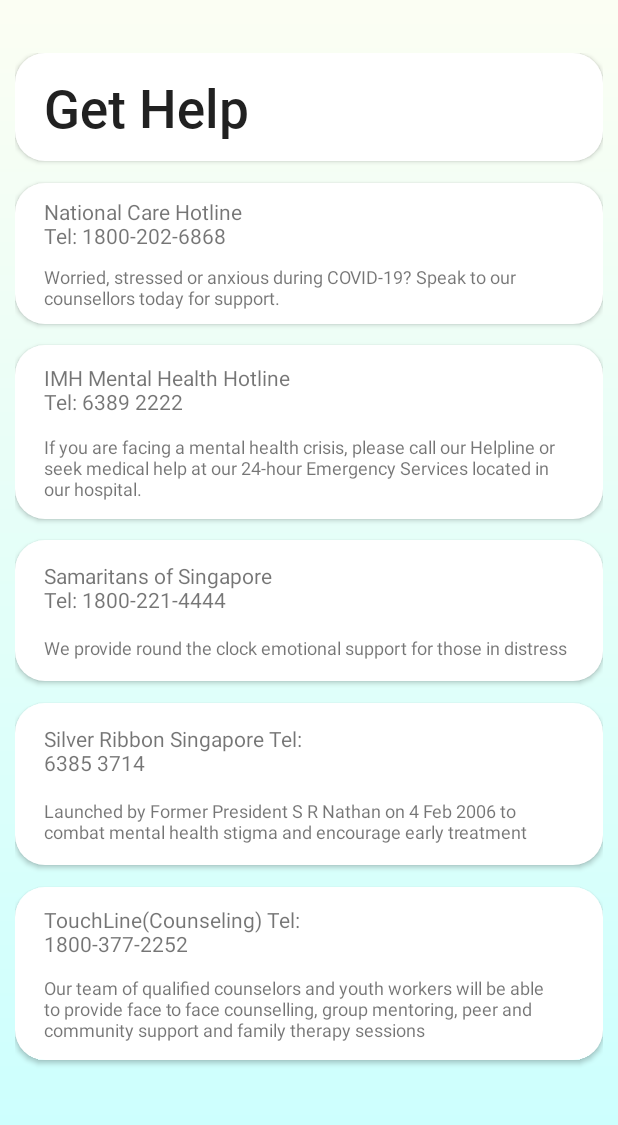
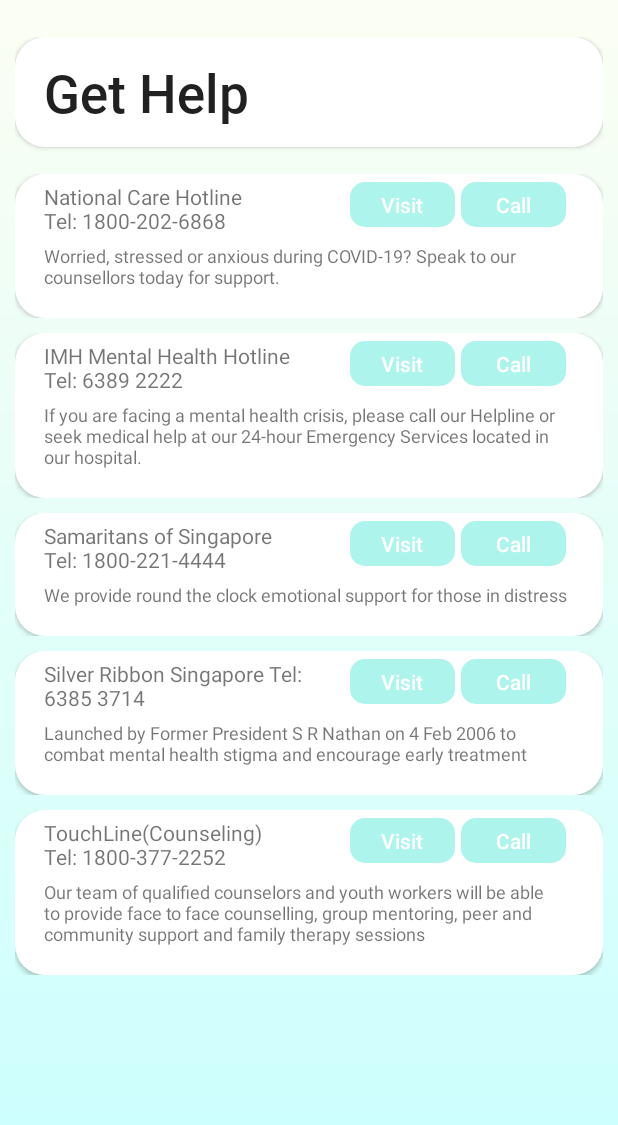
Before and after one commit to lmheng/ADProject-Android-Component, an Android app: the MainActivity screen opened directly, with no data from a screen before it, after a tap on an icon or button, on a phone screen of 412 x 824 dp, the part 85-1210 px from its top. Run offline under Robolectric (Android 15) with nearby library versions, the phone set to English and light mode, and no system bars; Roboto replaces fonts that are not available here.

```diff
--- a/app/src/main/AndroidManifest.xml
+++ b/app/src/main/AndroidManifest.xml
@@ -14,7 +14,8 @@
         android:supportsRtl="true"
         android:theme="@style/CustomTheme"
         android:usesCleartextTraffic="true">
-        <activity android:name=".SettingsActivity"></activity>
+        <activity android:name=".GetHelpList" />
+        <activity android:name=".SettingsActivity" />
         <activity android:name=".EditUserActivity" />
         <activity android:name=".BaseActivity" />
         <activity android:name=".GetHelpView" />
--- /dev/null
+++ b/app/src/main/java/sg/edu/iss/mindmatters/GetHelpAdapter.java
@@ -0,0 +1,80 @@
+package sg.edu.iss.mindmatters;
+
+import androidx.annotation.NonNull;
+import androidx.appcompat.app.AppCompatActivity;
+
+import android.app.Activity;
+import android.content.Context;
+import android.content.Intent;
+import android.net.Uri;
+import android.os.Bundle;
+import android.view.LayoutInflater;
+import android.view.View;
+import android.view.ViewGroup;
+import android.widget.ArrayAdapter;
+import android.widget.Button;
+import android.widget.ImageView;
+import android.widget.TextView;
+
+import org.w3c.dom.Text;
+
+public class GetHelpAdapter extends ArrayAdapter {
+
+    private final Context context;
+
+    protected int[] fnames, description;
+    protected String[] phone, externalURL;
+
+    public static final String EXTERNAL_URL = "externalUrl";
+
+    public GetHelpAdapter(Context context, int resId){
+        super(context, resId);
+        this.context = context;
+    }
+
+    public void setData(int[] fnames, int[] description, String[] phone, String[] externalURL){
+        this.fnames = fnames;
+        this.description = description;
+        this.phone = phone;
+        this.externalURL = externalURL;
+
+        for(int i = 0; i < fnames.length; i++){
+            add(null);
+        }
+    }
+
+    public View getView(int pos, View view, @NonNull ViewGroup parent) {
+
+        if (view == null) {
+            LayoutInflater inflater = (LayoutInflater) context.getSystemService(
+                    Activity.LAYOUT_INFLATER_SERVICE);
+            view = inflater.inflate(R.layout.get_help_list_row, parent, false);
+        }
+
+            TextView name = view.findViewById(R.id.gethelp_name);
+            name.setText(fnames[pos]);
+
+            TextView desc = view.findViewById(R.id.gethelp_description);
+            desc.setText(description[pos]);
+
+        Button call = view.findViewById(R.id.call);
+        call.setOnClickListener(v -> {
+            Intent intent2 = new Intent(Intent.ACTION_DIAL);
+            intent2.setData(Uri.parse(phone[pos]));
+            context.startActivity(intent2);
+        });
+
+        Button visit = view.findViewById(R.id.visit);
+        visit.setOnClickListener(v -> launchExternalPage(externalURL[pos]));
+
+        return view;
+    }
+
+    void launchExternalPage(String externalUrl) {
+        Intent intent = new Intent(context, GetHelpView.class);
+        intent.putExtra(EXTERNAL_URL, externalUrl);
+        context.startActivity(intent);
+
+    }
+
+}
--- /dev/null
+++ b/app/src/main/java/sg/edu/iss/mindmatters/GetHelpList.java
@@ -0,0 +1,53 @@
+package sg.edu.iss.mindmatters;
+
+import androidx.appcompat.app.AppCompatActivity;
+
+import android.content.Intent;
+import android.net.Uri;
+import android.os.Bundle;
+import android.view.View;
+import android.widget.AdapterView;
+import android.widget.Button;
+import android.widget.ListView;
+import android.widget.TextView;
+
+public class GetHelpList extends BaseActivity implements AdapterView.OnItemClickListener{
+
+    private final int[] fnames = {
+    R.string.info_1, R.string.info_2, R.string.info_3, R.string.info_4, R.string.info_5
+    };
+    private final int[] description = {
+    R.string.description_1, R.string.description_2, R.string.description_3, R.string.description_4, R.string.description_5
+    };
+
+    public final String[] webURL = {"https://www.gov.sg/article/call-these-helplines-if-you-need-emotional-or-psychological-support",
+            "https://www.imh.com.sg/contact-us/", "https://www.sos.org.sg/contact-us", "https://www.silverribbonsingapore.com/counselling.html",
+            "https://www.touch.org.sg/about-touch/our-services/touch-cyber-wellness-homepage/contact-us"
+    };
+    public final String[] phone = {"tel:18002026868", "tel:63892222", "tel:18002214444", "tel:63853714", "tel:18003772252"};
+
+    @Override
+    protected void onCreate(Bundle savedInstanceState) {
+        super.onCreate(savedInstanceState);
+        setContentView(R.layout.get_help_list);
+
+        GetHelpAdapter adapter = new GetHelpAdapter(this, 0);
+        adapter.setData(fnames, description, phone, webURL);
+        ListView listView = findViewById(R.id.listView);
+        callCustomActionBar(GetHelpList.this,true);
+
+        if (listView != null) {
+            listView.setAdapter(adapter);
+            listView.setOnItemClickListener(this);
+        }
+
+    }
+
+    @Override
+    public void onItemClick(AdapterView<?> av,
+                            View v, int pos, long id) {
+
+    }
+
+
+}
--- a/app/src/main/java/sg/edu/iss/mindmatters/GetHelpView.java
+++ b/app/src/main/java/sg/edu/iss/mindmatters/GetHelpView.java
@@ -20,7 +20,7 @@ public class GetHelpView extends AppCompatActivity {
     @Override
     protected void onCreate(Bundle savedInstanceState) {
         super.onCreate(savedInstanceState);
-        setContentView(R.layout.activity_quiz);
+        setContentView(R.layout.webview);
         getSupportActionBar().setDisplayOptions(ActionBar.DISPLAY_SHOW_HOME);
 
         // Get the Intent that started this activity and extract the string
--- a/app/src/main/java/sg/edu/iss/mindmatters/MainActivity.java
+++ b/app/src/main/java/sg/edu/iss/mindmatters/MainActivity.java
@@ -63,7 +63,7 @@ public class MainActivity extends BaseActivity implements View.OnClickListener {
             startActivity(intent);
         }
         else if(view.getId() == R.id.gethelp_button){
-            Intent intent = new Intent(this, GetHelp.class);
+            Intent intent = new Intent(this, GetHelpList.class);
             startActivity(intent);
         }
         else if(view.getId() == R.id.resource_btn) {
--- /dev/null
+++ b/app/src/main/res/layout/get_help_list.xml
@@ -0,0 +1,76 @@
+<?xml version="1.0" encoding="utf-8"?>
+<LinearLayout
+    xmlns:android="http://schemas.android.com/apk/res/android"
+    xmlns:app="http://schemas.android.com/apk/res-auto"
+    xmlns:tools="http://schemas.android.com/tools"
+    android:layout_width="match_parent"
+    android:layout_height="match_parent"
+    android:orientation="vertical"
+    android:paddingHorizontal="10dp"
+    android:weightSum="10"
+    android:background="@drawable/background"
+    tools:context=".GetHelpList">
+
+    <ImageView
+        android:layout_width="match_parent"
+        android:layout_height="0dp"
+        android:layout_weight="1"/>
+
+    <androidx.constraintlayout.widget.ConstraintLayout
+        android:layout_width="match_parent"
+        android:layout_height="0dp"
+        android:layout_weight="1"
+        android:layout_marginBottom="10dp"
+        tools:context=".GetHelp">
+
+        <androidx.constraintlayout.widget.Guideline
+            android:id="@+id/guide0"
+            android:layout_width="wrap_content"
+            android:layout_height="wrap_content"
+            android:orientation="horizontal"
+            app:layout_constraintGuide_percent=".9"/>
+
+        <androidx.constraintlayout.widget.Guideline
+            android:id="@+id/guideV0"
+            android:layout_width="wrap_content"
+            android:layout_height="wrap_content"
+            android:orientation="vertical"
+            app:layout_constraintGuide_percent=".05"/>
+
+        <ImageView
+            android:layout_width="0dp"
+            android:layout_height="0dp"
+            android:background="@drawable/dialogbox"
+            android:scaleType="fitXY"
+            app:layout_constraintTop_toTopOf="parent"
+            app:layout_constraintBottom_toTopOf="@id/guide0"
+            app:layout_constraintStart_toStartOf="parent"
+            app:layout_constraintEnd_toEndOf="parent"
+            android:elevation="2dp"
+            android:translationZ = "0dp"
+            />
+
+    <TextView
+        android:id="@+id/textView"
+        android:layout_width="wrap_content"
+        android:layout_height="wrap_content"
+        android:fontFamily="@font/roboto_medium"
+        android:text="Get Help"
+        android:textAppearance="@style/TextAppearance.AppCompat.Large"
+        android:textSize="35sp"
+        android:translationZ="3dp"
+        app:layout_constraintBottom_toTopOf="@+id/guide0"
+        app:layout_constraintStart_toStartOf="@id/guideV0"
+        app:layout_constraintTop_toTopOf="parent" />
+
+    </androidx.constraintlayout.widget.ConstraintLayout>
+
+    <ListView
+        android:id="@+id/listView"
+        android:layout_width="match_parent"
+        android:layout_height="0dp"
+        android:divider="@android:color/transparent"
+        android:dividerHeight="10dp"
+        android:layout_weight="8"/>
+
+</LinearLayout>
--- /dev/null
+++ b/app/src/main/res/layout/get_help_list_row.xml
@@ -0,0 +1,99 @@
+<?xml version="1.0" encoding="utf-8"?>
+<androidx.constraintlayout.widget.ConstraintLayout xmlns:android="http://schemas.android.com/apk/res/android"
+    xmlns:app="http://schemas.android.com/apk/res-auto"
+    android:layout_width="match_parent"
+    android:layout_height="match_parent"
+    android:orientation="horizontal"
+    >
+
+    <androidx.constraintlayout.widget.Guideline
+        android:id="@+id/guideV0"
+        android:layout_width="wrap_content"
+        android:layout_height="wrap_content"
+        android:orientation="vertical"
+        app:layout_constraintGuide_percent=".05" />
+
+    <androidx.constraintlayout.widget.Guideline
+        android:id="@+id/guideV1"
+        android:layout_width="wrap_content"
+        android:layout_height="wrap_content"
+        android:orientation="vertical"
+        app:layout_constraintGuide_percent=".95" />
+
+    <ImageView
+        android:id="@+id/box"
+        android:layout_width="0dp"
+        android:layout_height="0dp"
+        android:background="@drawable/dialogbox"
+        android:elevation="2dp"
+        android:translationZ="0dp"
+        app:layout_constraintBottom_toBottomOf="@id/gethelp_description"
+        app:layout_constraintEnd_toEndOf="parent"
+        app:layout_constraintStart_toStartOf="parent"
+        app:layout_constraintTop_toTopOf="parent" />
+
+    <androidx.appcompat.widget.AppCompatButton
+        android:id="@+id/visit"
+        android:layout_width="70dp"
+        android:layout_height="30dp"
+        android:layout_margin="5dp"
+        android:background="@drawable/rect"
+        android:foreground="?attr/selectableItemBackgroundBorderless"
+        android:text="@string/visit"
+        android:textAllCaps="false"
+        android:textColor="#FFFFFF"
+        android:translationZ="3dp"
+        app:layout_constraintBottom_toTopOf="@+id/textView2"
+        app:layout_constraintEnd_toEndOf="parent"
+        app:layout_constraintStart_toStartOf="parent"
+        app:layout_constraintHorizontal_bias="0.7"
+        app:layout_constraintTop_toTopOf="@id/box"
+        />
+
+    <androidx.appcompat.widget.AppCompatButton
+        android:id="@+id/call"
+        android:layout_width="70dp"
+        android:layout_height="30dp"
+        android:layout_margin="5dp"
+        android:background="@drawable/rect"
+        android:foreground="?attr/selectableItemBackgroundBorderless"
+        android:text="@string/call"
+        android:textAllCaps="false"
+        android:textColor="#FFFFFF"
+        android:translationZ="3dp"
+        app:layout_constraintBottom_toTopOf="@+id/textView2"
+        app:layout_constraintEnd_toEndOf="@id/guideV1"
+        app:layout_constraintTop_toTopOf="@id/box" />
+
+    <TextView
+        android:id="@+id/gethelp_name"
+        android:layout_width="200dp"
+        android:layout_height="wrap_content"
+        android:layout_marginVertical="5dp"
+        android:text="@string/info_1"
+        android:translationZ="3dp"
+        app:layout_constraintBottom_toTopOf="@+id/textView2"
+        app:layout_constraintStart_toStartOf="@id/guideV0"
+        app:layout_constraintTop_toTopOf="@id/box" />
+
+    <TextView
+        android:id="@+id/gethelp_description"
+        android:layout_width="0dp"
+        android:layout_height="wrap_content"
+        android:layout_marginVertical="5dp"
+        android:text="@string/description_1"
+        android:textSize="12sp"
+        android:translationZ="3dp"
+        app:layout_constraintEnd_toEndOf="@id/guideV1"
+        app:layout_constraintStart_toStartOf="@id/guideV0"
+        app:layout_constraintTop_toBottomOf="@id/gethelp_name"
+        android:paddingBottom="5dp"/>
+
+    <androidx.constraintlayout.widget.Guideline
+        android:id="@+id/guideline"
+        android:layout_width="wrap_content"
+        android:layout_height="wrap_content"
+        android:orientation="horizontal"
+        app:layout_constraintGuide_begin="20dp" />
+
+</androidx.constraintlayout.widget.ConstraintLayout>
--- a/app/src/main/res/values/strings.xml
+++ b/app/src/main/res/values/strings.xml
@@ -16,14 +16,14 @@
     <string name="recommend">Here are some recommended resources based on your profile</string>
     <string name="call">Call</string>
     <string name="visit">Visit</string>
-    <string name="info_1">National Care Hotline <br></br>Tel: 1800-202-6868</string>
-    <string name="description_1">Worried, stressed or anxious during COVID-19? Speak to our counsellors today for support.</string>
-    <string name="info_2">IMH Mental Health Hotline <br></br>Tel: 6389 2222</string>
-    <string name="description_2">If you are facing a mental health crisis, please call our Helpline or seek medical help at our 24-hour Emergency Services located in our hospital.  </string>
-    <string name="info_3">Samaritans of Singapore <br></br>Tel: 1800-221-4444</string>
-    <string name="description_3">We provide round the clock emotional support for those in distress</string>
+    <string name="info_1">National Care Hotline \nTel: 1800-202-6868</string>
+    <string name="description_1">Worried, stressed or anxious during COVID-19? Speak to our counsellors today for support. \n</string>
+    <string name="info_2">IMH Mental Health Hotline \nTel: 6389 2222</string>
+    <string name="description_2">If you are facing a mental health crisis, please call our Helpline or seek medical help at our 24-hour Emergency Services located in our hospital.  \n</string>
+    <string name="info_3">Samaritans of Singapore \nTel: 1800-221-4444</string>
+    <string name="description_3">We provide round the clock emotional support for those in distress  \n</string>
     <string name="info_4">Silver Ribbon Singapore Tel: 6385 3714</string>
-    <string name="description_4">Launched by Former President S R Nathan on 4 Feb 2006 to combat mental health stigma and encourage early treatment</string>
-    <string name="info_5">TouchLine(Counseling) <br></br>Tel: 1800-377-2252</string>
-    <string name="description_5">Our team of qualified counselors and youth workers will be able to provide face to face counselling, group mentoring, peer and community support and family therapy sessions </string>
+    <string name="description_4">Launched by Former President S R Nathan on 4 Feb 2006 to combat mental health stigma and encourage early treatment  \n</string>
+    <string name="info_5">TouchLine(Counseling) \nTel: 1800-377-2252</string>
+    <string name="description_5">Our team of qualified counselors and youth workers will be able to provide face to face counselling, group mentoring, peer and community support and family therapy sessions  \n</string>
 </resources>
```
Also changed, not shown: app/src/main/java/sg/edu/iss/mindmatters/QuizActivity.java (+63 -22 lines), app/src/main/res/layout/activity_quiz.xml (+30 -8 lines), app/src/main/res/layout/webview.xml (added, +15 -0 lines).
